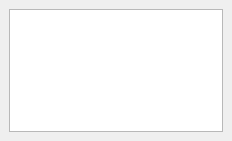
Qt form data_source_panel/dockwidget.ui (effjot/qgis-data-sources-panel) before a commit.
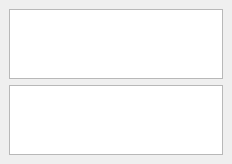
The same form after that commit.

Commit message: WIP Tree model + view for sources by provider

Patch:
```diff
--- a/data_source_panel/dockwidget.ui
+++ b/data_source_panel/dockwidget.ui
@@ -16,8 +16,10 @@
   <widget class="QWidget" name="dockWidgetContents">
    <layout class="QGridLayout" name="gridLayout">
     <item row="0" column="0">
-     <widget class="QTableView" name="sources_table">
-     </widget>
+     <widget class="QTreeView" name="sources_tree"/>
+    </item>
+    <item row="1" column="0">
+     <widget class="QTableView" name="sources_table"/>
     </item>
    </layout>
   </widget>
```
The commit also changes 2 other files.
